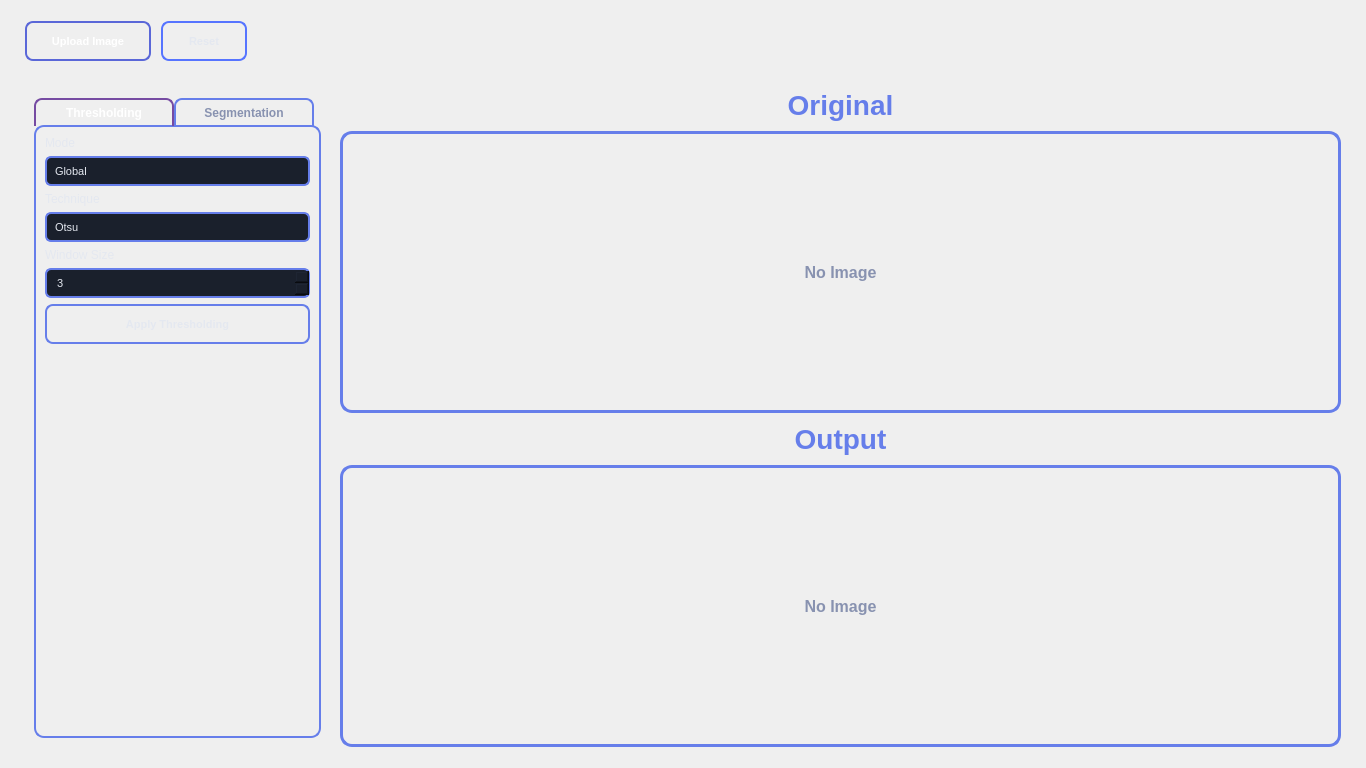
This is views/main_window.ui in sbme-cv-tasks/Task-4 as Qt 5 draws it before an edit. The edited form follows.
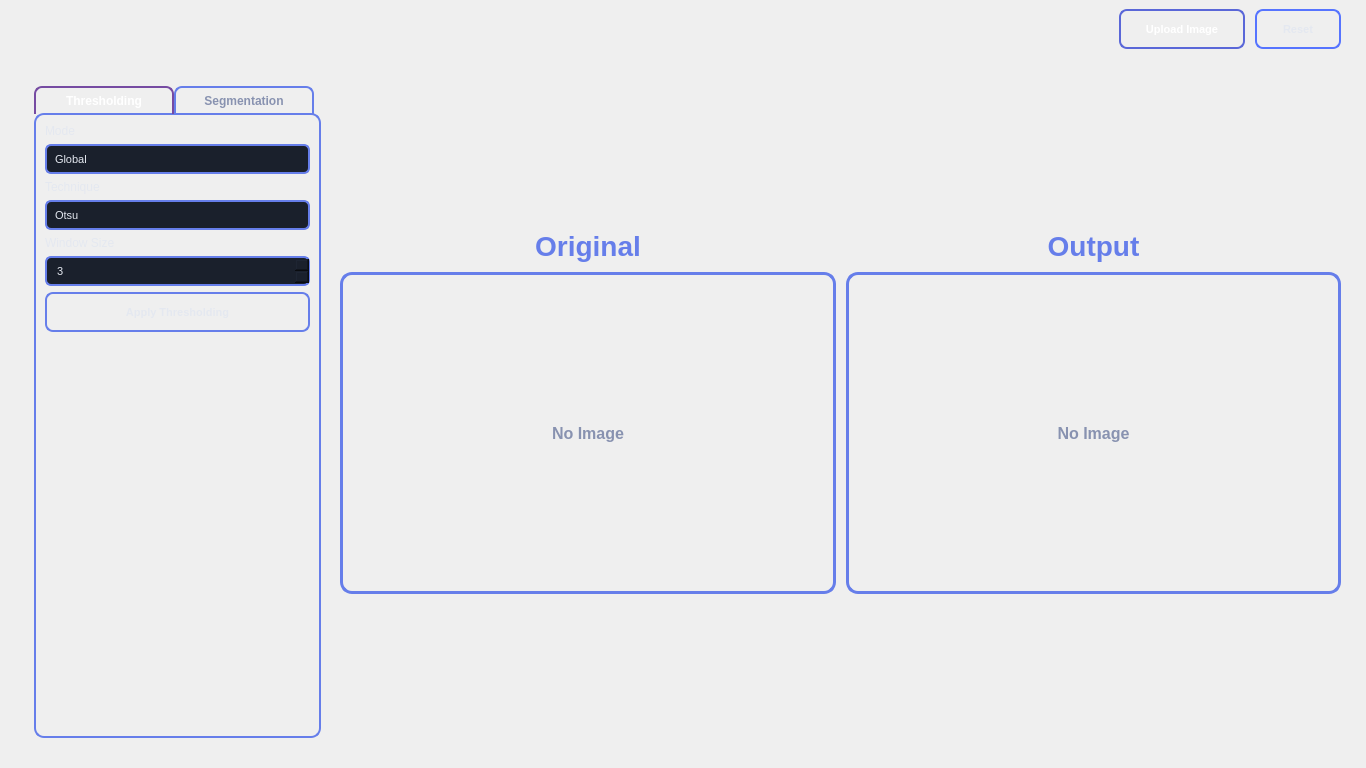
This is the edited form.

Diff of the .ui file:
```diff
--- a/views/main_window.ui
+++ b/views/main_window.ui
@@ -434,7 +434,7 @@
     <number>16</number>
    </property>
    <property name="topMargin">
-    <number>12</number>
+    <number>0</number>
    </property>
    <property name="rightMargin">
     <number>16</number>
@@ -448,20 +448,6 @@
       <property name="spacing">
        <number>10</number>
       </property>
-      <item>
-       <widget class="QPushButton" name="btnUploadOriginal">
-        <property name="text">
-         <string>Upload Image</string>
-        </property>
-       </widget>
-      </item>
-      <item>
-       <widget class="QPushButton" name="btnReset">
-        <property name="text">
-         <string>Reset</string>
-        </property>
-       </widget>
-      </item>
       <item>
        <spacer name="horizontalSpacer">
         <property name="orientation">
@@ -475,6 +461,20 @@
         </property>
        </spacer>
       </item>
+      <item>
+       <widget class="QPushButton" name="btnUploadOriginal">
+        <property name="text">
+         <string>Upload Image</string>
+        </property>
+       </widget>
+      </item>
+      <item>
+       <widget class="QPushButton" name="btnReset">
+        <property name="text">
+         <string>Reset</string>
+        </property>
+       </widget>
+      </item>
      </layout>
     </widget>
    </item>
@@ -640,13 +640,31 @@
          </widget>
         </widget>
        </item>
-       <!-- RIGHT AREA: images stacked vertically -->
+       <!-- RIGHT AREA: images side by side -->
        <item>
         <layout class="QVBoxLayout" name="singleImagesColumn">
          <property name="spacing">
           <number>10</number>
          </property>
          <item>
+          <spacer name="topSpacer">
+           <property name="orientation">
+            <enum>Qt::Orientation::Vertical</enum>
+           </property>
+           <property name="sizeHint" stdset="0">
+            <size>
+             <width>20</width>
+             <height>40</height>
+            </size>
+           </property>
+          </spacer>
+         </item>
+         <item>
+          <layout class="QHBoxLayout" name="titleRow">
+           <property name="spacing">
+            <number>10</number>
+           </property>
+           <item>
           <widget class="QLabel" name="lblSingleOriginalTitle">
            <property name="text">
             <string>Original</string>
@@ -657,13 +675,36 @@
           </widget>
          </item>
          <item>
+            <widget class="QLabel" name="lblSingleOutputTitle">
+             <property name="text">
+              <string>Output</string>
+             </property>
+             <property name="alignment">
+              <set>Qt::AlignmentFlag::AlignCenter</set>
+             </property>
+            </widget>
+           </item>
+          </layout>
+         </item>
+         <item>
+          <layout class="QHBoxLayout" name="imagesRow">
+           <property name="spacing">
+            <number>10</number>
+           </property>
+           <item>
           <widget class="QFrame" name="leftImageFrame">
            <property name="sizePolicy">
-            <sizepolicy hsizetype="Expanding" vsizetype="Expanding">
-             <horstretch>0</horstretch>
-             <verstretch>1</verstretch>
-            </sizepolicy>
-           </property>
+              <sizepolicy hsizetype="Expanding" vsizetype="Minimum">
+               <horstretch>1</horstretch>
+               <verstretch>0</verstretch>
+              </sizepolicy>
+             </property>
+             <property name="maximumSize">
+              <size>
+               <width>16777215</width>
+               <height>350</height>
+              </size>
+             </property>
            <layout class="QVBoxLayout" name="leftImageLayout">
             <property name="leftMargin">
              <number>8</number>
@@ -681,8 +722,8 @@
              <widget class="QLabel" name="lblOriginal">
               <property name="minimumSize">
                <size>
-                <width>0</width>
-                <height>200</height>
+                  <width>300</width>
+                  <height>300</height>
                </size>
               </property>
               <property name="text">
@@ -696,24 +737,20 @@
            </layout>
           </widget>
          </item>
-         <item>
-          <widget class="QLabel" name="lblSingleOutputTitle">
-           <property name="text">
-            <string>Output</string>
-           </property>
-           <property name="alignment">
-            <set>Qt::AlignmentFlag::AlignCenter</set>
-           </property>
-          </widget>
-         </item>
          <item>
           <widget class="QFrame" name="rightImageFrame">
            <property name="sizePolicy">
-            <sizepolicy hsizetype="Expanding" vsizetype="Expanding">
-             <horstretch>0</horstretch>
-             <verstretch>1</verstretch>
-            </sizepolicy>
-           </property>
+              <sizepolicy hsizetype="Expanding" vsizetype="Minimum">
+               <horstretch>1</horstretch>
+               <verstretch>0</verstretch>
+              </sizepolicy>
+             </property>
+             <property name="maximumSize">
+              <size>
+               <width>16777215</width>
+               <height>350</height>
+              </size>
+             </property>
            <layout class="QVBoxLayout" name="rightImageLayout">
             <property name="leftMargin">
              <number>8</number>
@@ -731,8 +768,8 @@
              <widget class="QLabel" name="lblProcessed">
               <property name="minimumSize">
                <size>
-                <width>0</width>
-                <height>200</height>
+                  <width>300</width>
+                  <height>300</height>
                </size>
               </property>
               <property name="text">
@@ -745,6 +782,21 @@
             </item>
            </layout>
           </widget>
+           </item>
+          </layout>
+         </item>
+         <item>
+          <spacer name="bottomSpacer">
+           <property name="orientation">
+            <enum>Qt::Orientation::Vertical</enum>
+           </property>
+           <property name="sizeHint" stdset="0">
+            <size>
+             <width>20</width>
+             <height>40</height>
+            </size>
+           </property>
+          </spacer>
          </item>
         </layout>
        </item>
```
Lines whose indentation alone changed are shown as unchanged.
